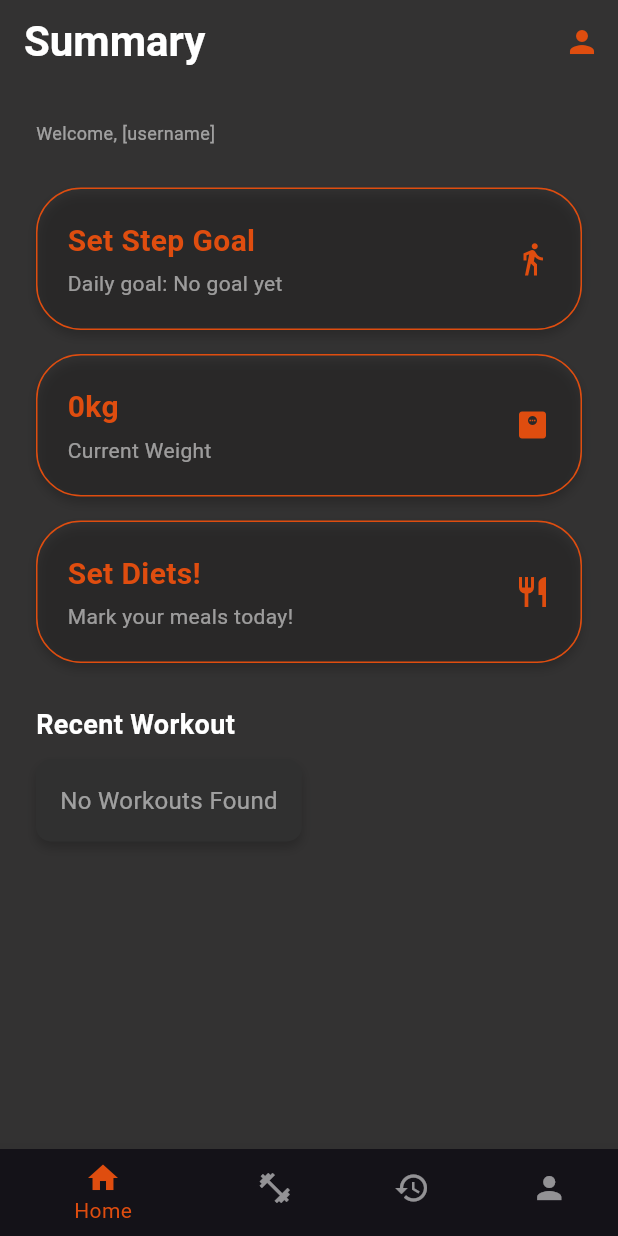
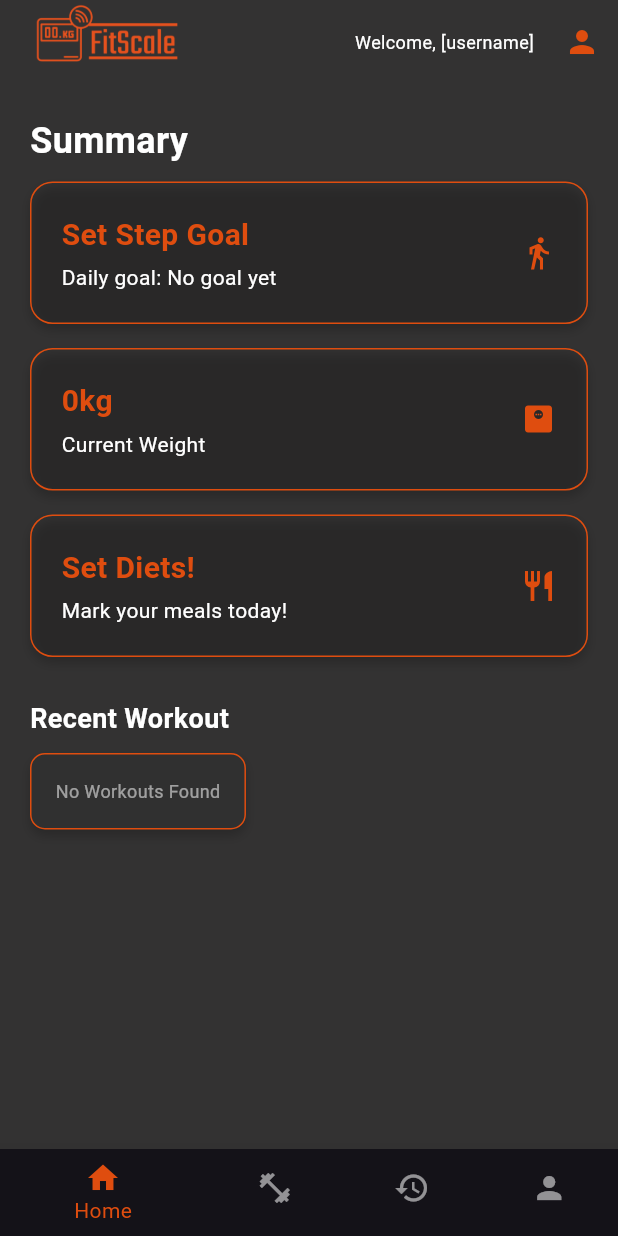
Before and after one commit to jinfailana/Fitscale-, a Flutter app: the SummaryPage screen opened by its route, on a phone screen of 412 x 824 dp. Run offline on Flutter 3.47's test engine with Material 3 defaults, Android fonts, the phone set to English and light mode, and no system bars.

Commit message:
thru summary/with_forgotpass

```diff
--- a/lib/SummaryPage/summary_page.dart
+++ b/lib/SummaryPage/summary_page.dart
@@ -11,15 +11,21 @@ class SummaryPage extends StatelessWidget {
         backgroundColor: const Color.fromRGBO(51, 50, 50, 1.0),
         elevation: 0,
         automaticallyImplyLeading: false,
-        title: const Text(
-          'Summary',
-          style: TextStyle(
-            color: Colors.white,
-            fontSize: 28,
-            fontWeight: FontWeight.bold,
-          ),
+        title: Image.asset(
+          'assets/Fitscale_LOGO.png', // Replace with your logo asset path
+          height: 85,
         ),
         actions: [
+          const Padding(
+            padding: EdgeInsets.only(right: 8.0),
+            child: Text(
+              'Welcome, [username]',
+              style: TextStyle(
+                color: Colors.white,
+                fontSize: 12,
+              ),
+            ),
+          ),
           IconButton(
             icon: const Icon(Icons.person, color: Color.fromRGBO(223, 77, 15, 1.0)),
             onPressed: () {
@@ -29,18 +35,20 @@ class SummaryPage extends StatelessWidget {
         ],
       ),
       body: Padding(
-        padding: const EdgeInsets.all(24.0),
+        padding: const EdgeInsets.all(20.0),
         child: Column(
           crossAxisAlignment: CrossAxisAlignment.start,
           children: [
+            const SizedBox(height: 1),
             const Text(
-              'Welcome, [username]',
+              'Summary',
               style: TextStyle(
-                color: Colors.white54,
-                fontSize: 12,
+                color: Colors.white,
+                fontSize: 24,
+                fontWeight: FontWeight.bold,
               ),
             ),
-            const SizedBox(height: 20),
+            const SizedBox(height: 2),
             _buildSummaryCard('Set Step Goal', 'Daily goal: No goal yet', Icons.directions_walk),
             _buildSummaryCard('0kg', 'Current Weight', Icons.monitor_weight),
             _buildSummaryCard('Set Diets!', 'Mark your meals today!', Icons.restaurant),
@@ -58,6 +66,7 @@ class SummaryPage extends StatelessWidget {
               padding: const EdgeInsets.all(16),
               decoration: BoxDecoration(
                 color: Colors.grey[850],
+                border: Border.all(color: Color.fromRGBO(223, 77, 15, 1.0)),
                 borderRadius: BorderRadius.circular(10),
                 boxShadow: [
                   BoxShadow(
@@ -71,7 +80,7 @@ class SummaryPage extends StatelessWidget {
                 'No Workouts Found',
                 style: TextStyle(
                   color: Colors.white54,
-                  fontSize: 16,
+                  fontSize: 12,
                 ),
               ),
             ),
@@ -80,7 +89,7 @@ class SummaryPage extends StatelessWidget {
       ),
       bottomNavigationBar: BottomNavigationBar(
         backgroundColor: const Color.fromRGBO(28, 28, 30, 1.0),
-        selectedItemColor:  Color.fromRGBO(223, 77, 15, 1.0),
+        selectedItemColor: Color.fromRGBO(223, 77, 15, 1.0),
         unselectedItemColor: Colors.white54,
         items: const [
           BottomNavigationBarItem(
@@ -111,7 +120,7 @@ class SummaryPage extends StatelessWidget {
       decoration: BoxDecoration(
         color: Colors.transparent,
         border: Border.all(color: Color.fromRGBO(223, 77, 15, 1.0)),
-        borderRadius: BorderRadius.circular(30),
+        borderRadius: BorderRadius.circular(15),
         boxShadow: [
           BoxShadow(
             color: Colors.black.withAlpha(50),
@@ -129,7 +138,7 @@ class SummaryPage extends StatelessWidget {
               Text(
                 title,
                 style: const TextStyle(
-                  color:  Color.fromRGBO(223, 77, 15, 1.0),
+                  color: Color.fromRGBO(223, 77, 15, 1.0),
                   fontSize: 20,
                   fontWeight: FontWeight.bold,
                 ),
@@ -138,7 +147,7 @@ class SummaryPage extends StatelessWidget {
               Text(
                 subtitle,
                 style: const TextStyle(
-                  color: Colors.white54,
+                  color: Colors.white,
                   fontSize: 14,
                 ),
               ),
--- a/lib/main.dart
+++ b/lib/main.dart
@@ -12,7 +12,8 @@ import 'gym_equipment.dart'; // Import the gym equipment page
 import 'work_place.dart'; // Import the work place page
 import 'allset_page.dart'; // Import the all set page
 import 'SummaryPage/summary_page.dart'; // Import the summary page
-
+//import 'ForgotPasswordPage/forgot_password_page.dart'; // Import the forgot password page
+//import 'ForgotPasswordPage/change_pass.dart'; // Import the forgot password page
 
 void main() {
   WidgetsFlutterBinding.ensureInitialized();  // Add this line
```
Also changed, not shown: lib/ForgotPasswordPage/change_pass.dart (added, +122 -0 lines), lib/ForgotPasswordPage/forgot_password_page.dart (added, +106 -0 lines), lib/Sign-in-up/firstlogin.dart (+29 -2 lines), pubspec.lock, 3 other files.
